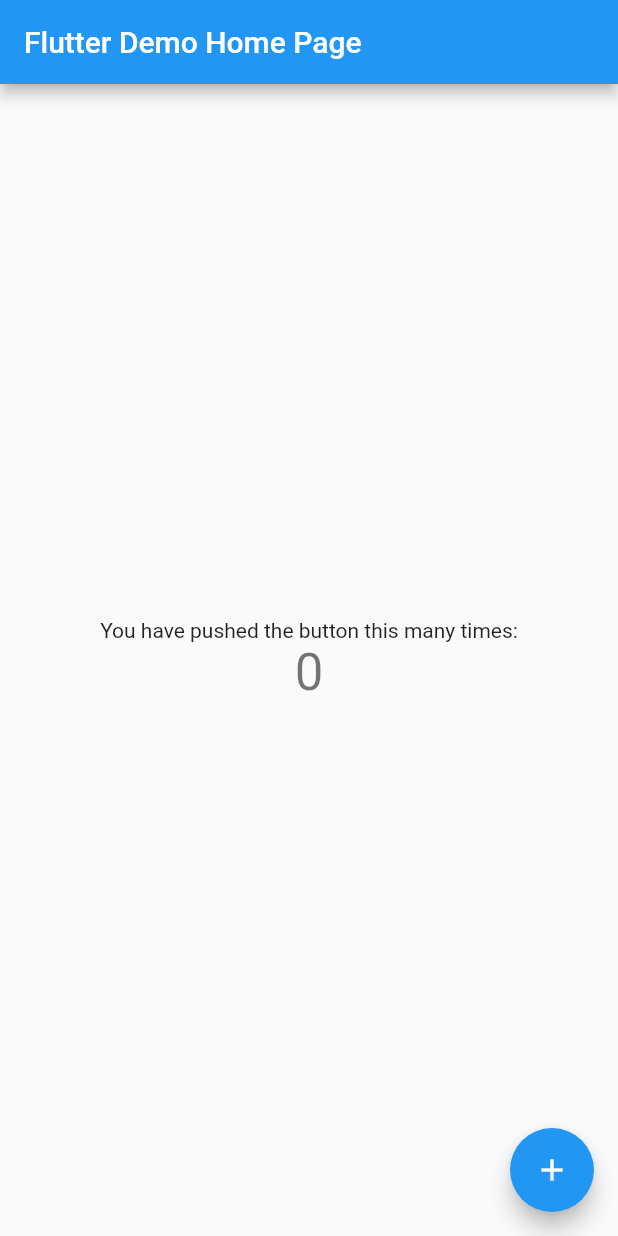
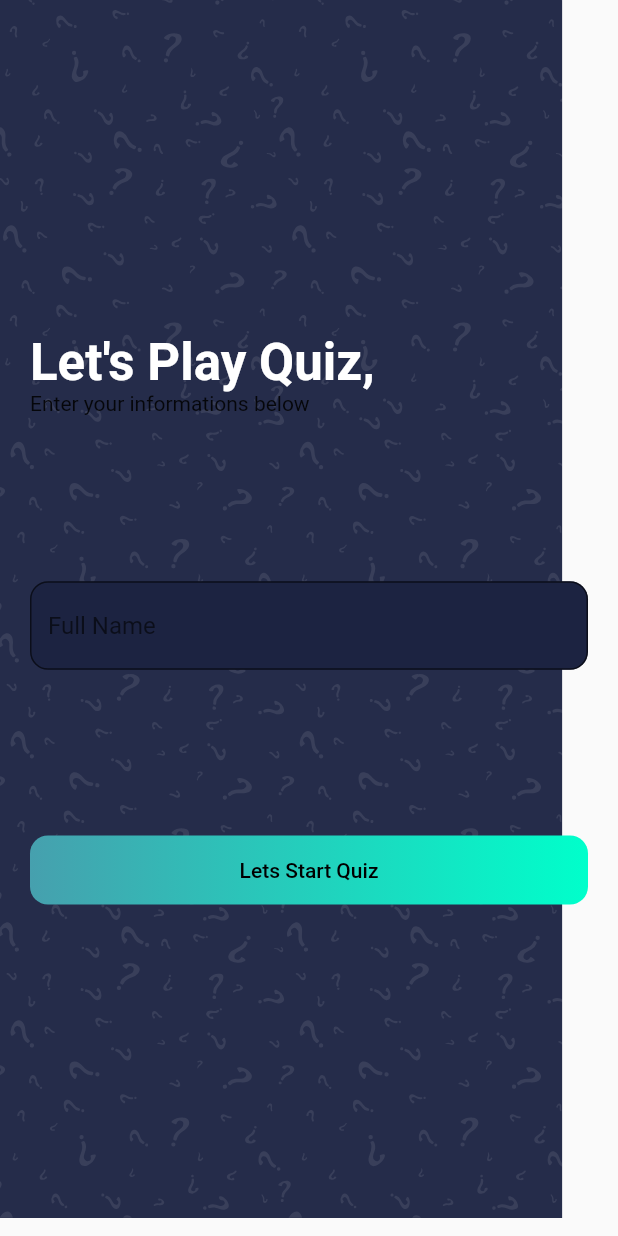
Before and after one commit to shhdwi/finlite, a Flutter app: the screen it shows after launch, on a phone screen of 412 x 824 dp. Run offline on Flutter 3.47's test engine with Material 2 defaults, Android fonts, the phone set to English and light mode, and no system bars; our stand-ins replace flutter_svg, get.

Commit message:
Initial commit quiz

```diff
--- /dev/null
+++ b/lib/Quiz/Welcome_screen.dart
@@ -0,0 +1,67 @@
+import 'package:flutter/material.dart';
+import 'package:flutter_svg/svg.dart';
+import 'package:get/get.dart';
+import 'package:finlite/Quiz/constants.dart';
+import 'package:finlite/Quiz/quiz-screen/Quiz-screen.dart';
+
+class WelcomeScreen extends StatelessWidget {
+  @override
+  Widget build(BuildContext context) {
+    return Scaffold(
+      body: Stack(
+        children: [
+          SvgPicture.asset("assets/icons/bg.svg", fit: BoxFit.fill),
+          SafeArea(
+            child: Padding(
+              padding: const EdgeInsets.symmetric(horizontal: kDefaultPadding),
+              child: Column(
+                crossAxisAlignment: CrossAxisAlignment.start,
+                children: [
+                  Spacer(flex: 2), //2/6
+                  Text(
+                    "Let's Play Quiz,",
+                    style: Theme.of(context).textTheme.headline4?.copyWith(
+                        color: Colors.white, fontWeight: FontWeight.bold),
+                  ),
+                  Text("Enter your informations below"),
+                  Spacer(), // 1/6
+                  TextField(
+                    decoration: InputDecoration(
+                      filled: true,
+                      fillColor: Color(0xFF1C2341),
+                      hintText: "Full Name",
+                      border: OutlineInputBorder(
+                        borderRadius: BorderRadius.all(Radius.circular(12)),
+                      ),
+                    ),
+                  ),
+                  Spacer(), // 1/6
+                  InkWell(
+                    onTap: () => Get.to(QuizScreen()),
+                    child: Container(
+                      width: double.infinity,
+                      alignment: Alignment.center,
+                      padding: EdgeInsets.all(kDefaultPadding * 0.75), // 15
+                      decoration: BoxDecoration(
+                        gradient: kPrimaryGradient,
+                        borderRadius: BorderRadius.all(Radius.circular(12)),
+                      ),
+                      child: Text(
+                        "Lets Start Quiz",
+                        style: Theme.of(context)
+                            .textTheme
+                            .button
+                            ?.copyWith(color: Colors.black),
+                      ),
+                    ),
+                  ),
+                  Spacer(flex: 2), // it will take 2/6 spaces
+                ],
+              ),
+            ),
+          ),
+        ],
+      ),
+    );
+  }
+}
--- /dev/null
+++ b/lib/Quiz/constants.dart
@@ -0,0 +1,14 @@
+import 'package:flutter/material.dart';
+
+const kSecondaryColor = Color(0xFF8B94BC);
+const kGreenColor = Color(0xFF6AC259);
+const kRedColor = Color(0xFFE92E30);
+const kGrayColor = Color(0xFFC1C1C1);
+const kBlackColor = Color(0xFF101010);
+const kPrimaryGradient = LinearGradient(
+  colors: [Color(0xFF46A0AE), Color(0xFF00FFCB)],
+  begin: Alignment.centerLeft,
+  end: Alignment.centerRight,
+);
+
+const double kDefaultPadding = 20.0;
--- a/lib/main.dart
+++ b/lib/main.dart
@@ -1,4 +1,6 @@
+import 'package:finlite/Quiz/Welcome_screen.dart';
 import 'package:flutter/material.dart';
+import 'package:get/get.dart';
 
 void main() {
   runApp(MyApp());
@@ -8,7 +10,7 @@ class MyApp extends StatelessWidget {
   // This widget is the root of your application.
   @override
   Widget build(BuildContext context) {
-    return MaterialApp(
+    return GetMaterialApp(
       title: 'Flutter Demo',
       theme: ThemeData(
         // This is the theme of your application.
@@ -22,7 +24,7 @@ class MyApp extends StatelessWidget {
         // is not restarted.
         primarySwatch: Colors.blue,
       ),
-      home: MyHomePage(title: 'Flutter Demo Home Page'),
+      home: WelcomeScreen(),
     );
   }
 }
```
Also changed, not shown: lib/Quiz/Question_controller.dart (added, +115 -0 lines), lib/Quiz/Questions.dart (added, +35 -0 lines), lib/Quiz/quiz-screen/Option.dart (added, +75 -0 lines), lib/Quiz/quiz-screen/Progress_bar.dart (added, +58 -0 lines), lib/Quiz/quiz-screen/Question_Card.dart (added, +50 -0 lines), lib/Quiz/quiz-screen/Quiz-screen.dart (added, +24 -0 lines), lib/Quiz/quiz-screen/body.dart (added, +77 -0 lines), lib/Quiz/score-card.dart (added, +41 -0 lines), pubspec.yaml (+5 -3 lines), assets/icons/bg.svg (added), assets/icons/clock.svg (added), pubspec.lock.
